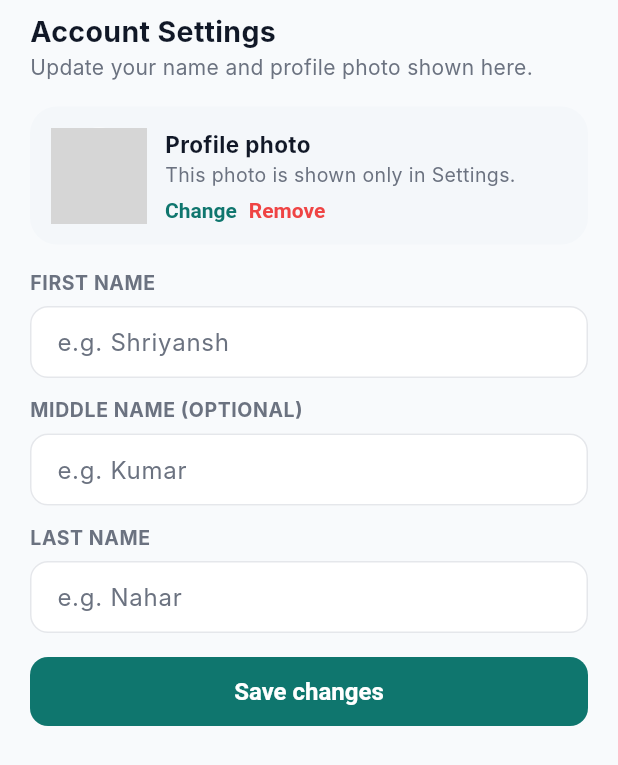
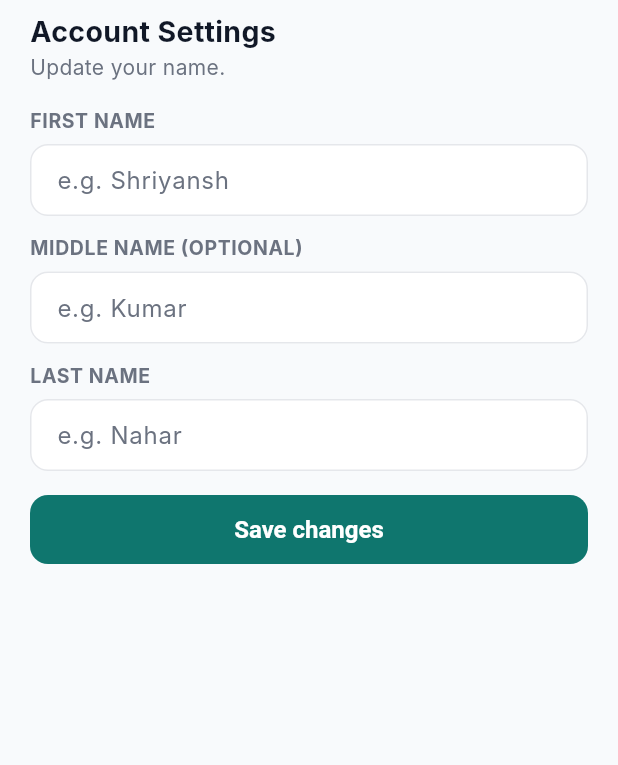
Before and after one commit to SriyanshNahar/MoneyPilot, a Flutter app: the AccountSettingsSheet widget shown alone on an empty page, opened directly with empty values, on a phone screen of 412 x 824 dp. Shown: the top 765 px of the screen. Run offline on Flutter 3.47's test engine with Material 3 defaults, Android fonts, the phone set to English and light mode, and no system bars; our stand-ins replace connectivity_plus, firebase_core, firebase_messaging, flutter_local_notifications, flutter_riverpod, flutter_secure_storage and 11 more; missing offline and left inert: razorpay_flutter; accounts and stored records are empty; network calls fail; Roboto replaces fonts that are missing (Inter); grey boxes are pictures that could not be loaded.

Commit message:
fix: eliminate remaining system nav bar scrim behind floating nav, remove duplicate Account Settings photo controls
Co-Authored-By: Claude Sonnet 5 <noreply@anthropic.com>

```diff
--- a/lib/features/settings/account_settings_sheet.dart
+++ b/lib/features/settings/account_settings_sheet.dart
@@ -1,18 +1,15 @@
-import 'dart:io';
-
 import 'package:flutter/material.dart';
 import 'package:flutter_riverpod/flutter_riverpod.dart';
-import 'package:image_picker/image_picker.dart';
-import 'package:path_provider/path_provider.dart';
 
-import '../../core/local/local_prefs.dart';
 import '../../core/theme/app_colors.dart';
 import '../../data/repositories/profile_repository.dart';
 import '../auth/auth_controller.dart';
 
-/// Direct port of the NameEditForm in settings.tsx: first/middle/last name +
-/// a settings-only local profile photo (device-local, matches the React
-/// localStorage-backed `mp_settings_avatar_<uid>` behaviour).
+/// Direct port of the NameEditForm in settings.tsx: first/middle/last name.
+/// Profile photo editing lives only on the Profile page itself (real,
+/// Supabase-Storage-backed upload) — this sheet no longer has its own
+/// separate, device-local photo control, so there is exactly one place to
+/// change the profile picture.
 class AccountSettingsSheet extends ConsumerStatefulWidget {
   const AccountSettingsSheet({super.key, required this.onSaved});
   final VoidCallback onSaved;
@@ -27,7 +24,6 @@ class _AccountSettingsSheetState extends ConsumerState<AccountSettingsSheet> {
   final _last = TextEditingController();
   bool _loading = true;
   bool _saving = false;
-  String? _localAvatarPath;
 
   String get _uid => ref.read(authControllerProvider).user!.id;
 
@@ -38,11 +34,9 @@ class _AccountSettingsSheetState extends ConsumerState<AccountSettingsSheet> {
   }
 
   Future<void> _load() async {
-    final path = await LocalPrefs.getLocalAvatarPath(_uid);
     final profile = await const ProfileRepository().fetchFull(_uid);
     if (!mounted) return;
     setState(() {
-      _localAvatarPath = path;
       if (profile != null) {
         _first.text = profile.firstName ?? '';
         _middle.text = profile.middleName ?? '';
@@ -56,22 +50,6 @@ class _AccountSettingsSheetState extends ConsumerState<AccountSettingsSheet> {
       }
       _loading = false;
     });
-  }
-
-  Future<void> _pickLocalAvatar() async {
-    final picker = ImagePicker();
-    final file = await picker.pickImage(source: ImageSource.gallery, imageQuality: 85);
-    if (file == null) return;
-    final dir = await getApplicationDocumentsDirectory();
-    final dest = '${dir.path}/settings_avatar_$_uid.jpg';
-    await File(file.path).copy(dest);
-    await LocalPrefs.setLocalAvatarPath(_uid, dest);
-    if (mounted) setState(() => _localAvatarPath = dest);
-  }
-
-  Future<void> _clearLocalAvatar() async {
-    await LocalPrefs.clearLocalAvatar(_uid);
-    if (mounted) setState(() => _localAvatarPath = null);
   }
 
   String get _fullName => [_first.text, _middle.text, _last.text].map((s) => s.trim()).where((s) => s.isNotEmpty).join(' ');
@@ -114,47 +92,7 @@ class _AccountSettingsSheetState extends ConsumerState<AccountSettingsSheet> {
         crossAxisAlignment: CrossAxisAlignment.start,
         children: [
           const Text('Account Settings', style: TextStyle(fontSize: 19, fontWeight: FontWeight.w700)),
-          Text('Update your name and profile photo shown here.', style: TextStyle(fontSize: 14, color: colors.mutedForeground)),
-          const SizedBox(height: 16),
-          Container(
-            padding: const EdgeInsets.all(14),
-            decoration: BoxDecoration(color: Theme.of(context).colorScheme.surfaceContainerHighest.withValues(alpha: 0.6), borderRadius: BorderRadius.circular(18)),
-            child: Row(children: [
-              GestureDetector(
-                onTap: _pickLocalAvatar,
-                child: CircleAvatar(
-                  radius: 32,
-                  backgroundColor: colors.card,
-                  backgroundImage: _localAvatarPath != null ? FileImage(File(_localAvatarPath!)) : null,
-                  child: _localAvatarPath == null
-                      ? Text(_fullName.isNotEmpty ? _fullName[0].toUpperCase() : 'M', style: TextStyle(fontSize: 22, fontWeight: FontWeight.w800, color: Theme.of(context).colorScheme.primary))
-                      : null,
-                ),
-              ),
-              const SizedBox(width: 12),
-              Expanded(
-                child: Column(
-                  crossAxisAlignment: CrossAxisAlignment.start,
-                  children: [
-                    const Text('Profile photo', style: TextStyle(fontWeight: FontWeight.w700, fontSize: 15)),
-                    Text('This photo is shown only in Settings.', style: TextStyle(fontSize: 13, color: colors.mutedForeground)),
-                    const SizedBox(height: 6),
-                    Row(children: [
-                      TextButton(onPressed: _pickLocalAvatar, style: TextButton.styleFrom(padding: EdgeInsets.zero, minimumSize: Size.zero, tapTargetSize: MaterialTapTargetSize.shrinkWrap), child: Text(_localAvatarPath != null ? 'Change' : 'Add photo', style: const TextStyle(fontSize: 14, fontWeight: FontWeight.w700))),
-                      if (_localAvatarPath != null) ...[
-                        const SizedBox(width: 8),
-                        TextButton(
-                          onPressed: _clearLocalAvatar,
-                          style: TextButton.styleFrom(padding: EdgeInsets.zero, minimumSize: Size.zero, tapTargetSize: MaterialTapTargetSize.shrinkWrap, foregroundColor: Theme.of(context).colorScheme.error),
-                          child: const Text('Remove', style: TextStyle(fontSize: 14, fontWeight: FontWeight.w700)),
-                        ),
-                      ],
-                    ]),
-                  ],
-                ),
-              ),
-            ]),
-          ),
+          Text('Update your name.', style: TextStyle(fontSize: 14, color: colors.mutedForeground)),
           const SizedBox(height: 16),
           Text('FIRST NAME', style: TextStyle(fontSize: 13, fontWeight: FontWeight.w700, color: colors.mutedForeground, letterSpacing: 0.4)),
           const SizedBox(height: 6),
--- a/lib/features/settings/settings_screen.dart
+++ b/lib/features/settings/settings_screen.dart
@@ -195,7 +195,7 @@ class _SettingsScreenState extends ConsumerState<SettingsScreen> {
           const SizedBox(height: 20),
 
           _SectionGroup(title: 'Account', children: [
-            _row(Icons.person_outline, 'Account', 'Name and profile photo', scheme.primary, () => _openSheet(AccountSettingsSheet(onSaved: () {
+            _row(Icons.person_outline, 'Account', 'Name', scheme.primary, () => _openSheet(AccountSettingsSheet(onSaved: () {
                   Navigator.pop(context);
                   _load();
                 }))),
--- a/lib/features/shell/app_shell.dart
+++ b/lib/features/shell/app_shell.dart
@@ -32,6 +32,7 @@ class AppShell extends StatelessWidget {
     final location = GoRouterState.of(context).matchedLocation;
 
     return Scaffold(
+      extendBody: true,
       body: Stack(
         children: [
           SafeArea(
```
Also changed, not shown: lib/app.dart (+7 -0 lines).
